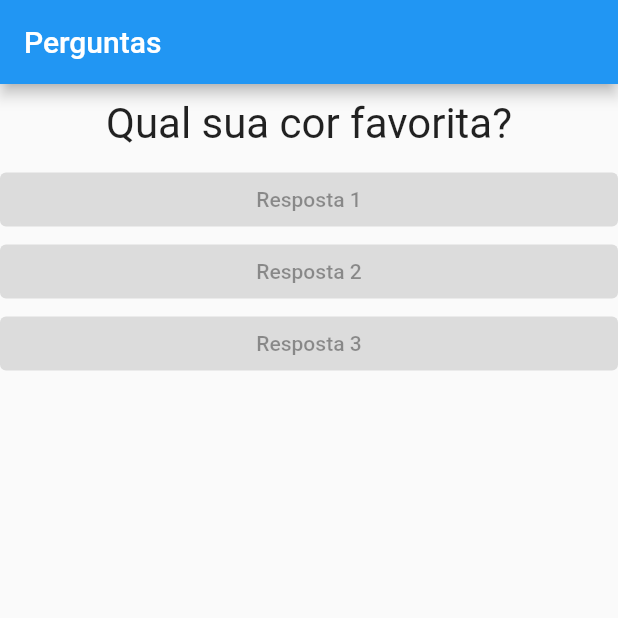
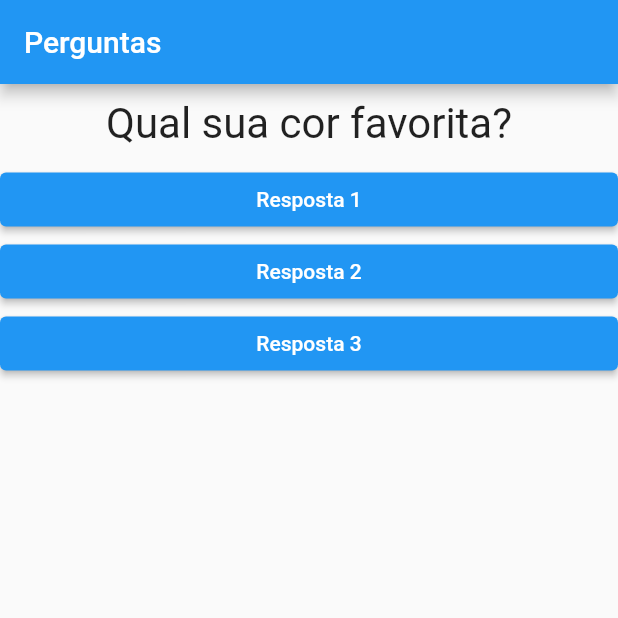
Before and after one commit to ItsonStos/Questions, a Flutter app: the screen it shows after launch, on a phone screen of 412 x 824 dp, the top half of it. Run offline on Flutter 3.47's test engine with Material 2 defaults, Android fonts, the phone set to English and light mode, and no system bars.

Commit message:
atualização do projeto no arquivo main e no arquivo resposta.

```diff
--- a/lib/main.dart
+++ b/lib/main.dart
@@ -2,7 +2,7 @@ import 'package:flutter/material.dart';
 import './questao.dart';
 import './respostas.dart';
 
-main() => runApp(PerguntasApp());
+main() => runApp(const PerguntasApp());
 
 class PerguntasApp extends StatefulWidget {
   const PerguntasApp({Key? key}) : super(key: key);
@@ -18,9 +18,9 @@ class _PerguntasAppState extends State<PerguntasApp> {
     setState(() {
       _perguntaSelecionada++;
     });
-    print('Pergunta respondida!');
   }
 
+  @override
   Widget build(BuildContext context) {
     final perguntas = [
       'Qual sua cor favorita?',
@@ -30,7 +30,7 @@ class _PerguntasAppState extends State<PerguntasApp> {
     return MaterialApp(
       home: Scaffold(
         appBar: AppBar(
-          title: Text('Perguntas'),
+          title: const Text('Perguntas'),
         ),
         body: Column(
           children: [
--- a/lib/respostas.dart
+++ b/lib/respostas.dart
@@ -4,15 +4,19 @@ class Resposta extends StatelessWidget {
   final String texto;
   final void Function() quandoSelecionado;
 
-  Resposta(this.texto, this.quandoSelecionado);
+  // ignore: use_key_in_widget_constructors
+  const Resposta(this.texto, this.quandoSelecionado);
 
   @override
   Widget build(BuildContext context) {
-    return Container(
+    return SizedBox(
       width: double.infinity,
       child: ElevatedButton(
-          //style: TextStyle(Colors.black),
-          onPressed: null,
+          style: ElevatedButton.styleFrom(
+            primary: Colors.blue,
+            onPrimary: Colors.white,
+          ),
+          onPressed: quandoSelecionado,
           child: Text(texto)),
     );
   }
```
